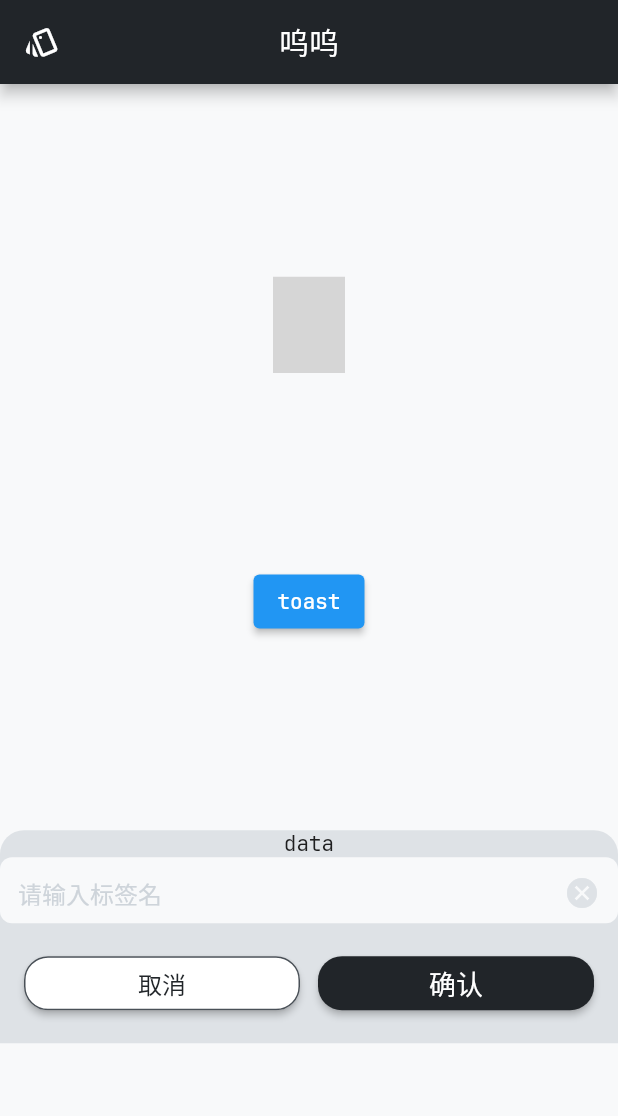
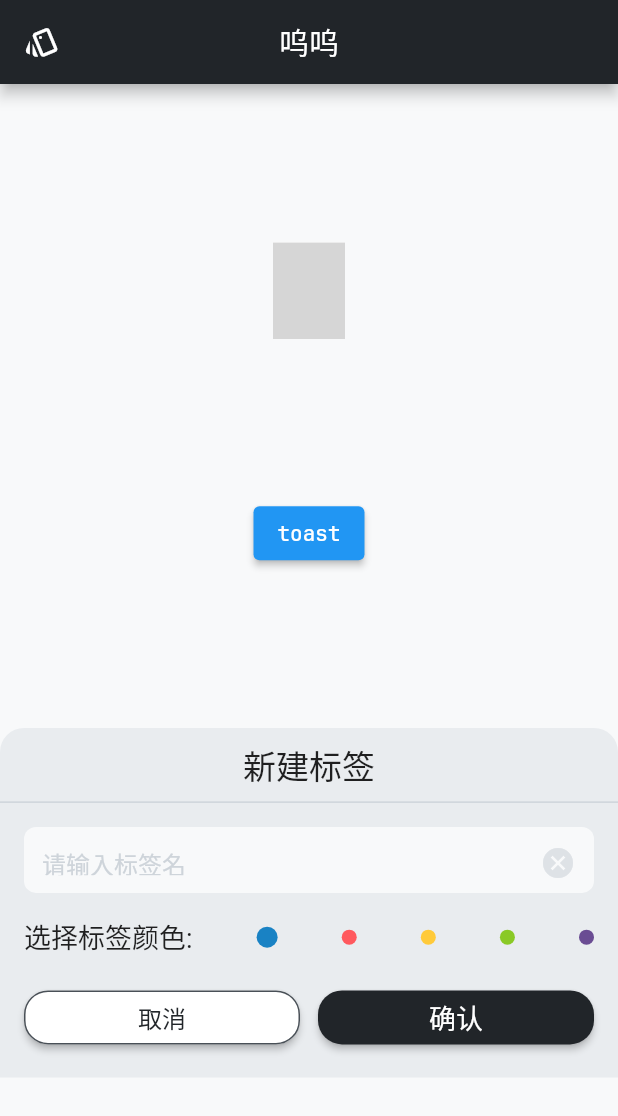
Before and after one commit to lopo12123/wuwu, a Flutter app: the screen it shows after launch, on a phone screen of 412 x 824 dp. Shown: the top 1116 px of the screen. Run offline on Flutter 3.47's test engine with Material 2 defaults, Android fonts, the phone set to English and light mode, and no system bars; our stand-ins replace bot_toast, flutter_slidable, get, isar, loading_animation_widget, logger; missing offline and left inert: flip_board, gesture_password_widget, window_manager, windows_single_instance; accounts and stored records are empty; generated files the repository leaves out were written again; Roboto replaces fonts that are missing (ShouShu, XiaoBai); grey boxes are pictures that could not be loaded.

Commit message:
feat + todo: 新建标签bs + 颜色选择(todo)

```diff
--- a/lib/styles/palette.dart
+++ b/lib/styles/palette.dart
@@ -38,6 +38,9 @@ abstract class Palette {
   /// 0xFF000000
   static const b100 = Color(0xFF000000);
 
+  /// 0xFF1982C4
+  static const blue = Color(0xFF1982C4);
+
   /// 0xFFFF595E
   static const red = Color(0xFFFF595E);
 
@@ -47,9 +50,6 @@ abstract class Palette {
   /// 0xFF8AC926
   static const green = Color(0xFF8AC926);
 
-  /// 0xFF1982C4
-  static const blue = Color(0xFF1982C4);
-
   /// 0xFF6A4C93
   static const purple = Color(0xFF6A4C93);
 }
--- a/lib/views/bottom_sheet/bs_tag_create.dart
+++ b/lib/views/bottom_sheet/bs_tag_create.dart
@@ -5,9 +5,21 @@ import 'package:wuwu/components/common/styled_text.dart';
 import 'package:wuwu/styles/button.dart';
 import 'package:wuwu/styles/palette.dart';
 
+/// 标签的可选颜色
+const List<Color> tagColorList = [
+  Palette.blue,
+  Palette.red,
+  Palette.yellow,
+  Palette.green,
+  Palette.purple,
+];
+
 /// 新建标签
 class BSTagCreate extends StatelessWidget {
-  const BSTagCreate({super.key});
+  final RxString tagName = ''.obs;
+  final RxInt tagColorValue = Palette.blue.value.obs;
+
+  BSTagCreate({super.key});
 
   @override
   Widget build(BuildContext context) {
@@ -15,7 +27,7 @@ class BSTagCreate extends StatelessWidget {
       width: Get.width,
       // height: Get.height / 2,
       decoration: const BoxDecoration(
-        color: Palette.b30,
+        color: Palette.b20,
         borderRadius: BorderRadius.vertical(top: Radius.circular(16)),
       ),
       child: SafeArea(
@@ -23,8 +35,26 @@ class BSTagCreate extends StatelessWidget {
         child: Column(
           mainAxisSize: MainAxisSize.min,
           children: [
-            StyledText.JBMono('data'),
-            InputBox(hintText: '请输入标签名'),
+            const StyledText.XiaoBai('新建标签', fontSize: 22)
+                .paddingSymmetric(vertical: 8),
+            const Divider(height: 1, thickness: 1, color: Palette.b40),
+            InputBox(
+              hintText: '请输入标签名',
+              onChanged: (s) => tagName(s),
+            ).paddingAll(16),
+            Row(
+              mainAxisAlignment: MainAxisAlignment.spaceBetween,
+              children: [
+                const StyledText.XiaoBai('选择标签颜色:', fontSize: 18),
+                ...tagColorList.map(
+                  // todo 点击选择
+                  (tagColor) => CircleAvatar(
+                    radius: tagColor.value == tagColorValue.value ? 7 : 5,
+                    backgroundColor: tagColor,
+                  ),
+                ),
+              ],
+            ).paddingSymmetric(horizontal: 16),
             Padding(
               padding: const EdgeInsets.all(16),
               child: Row(
```
